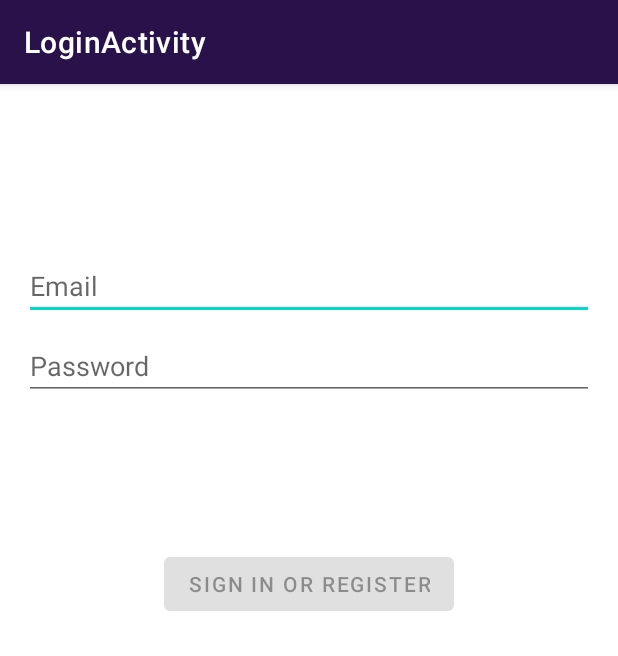
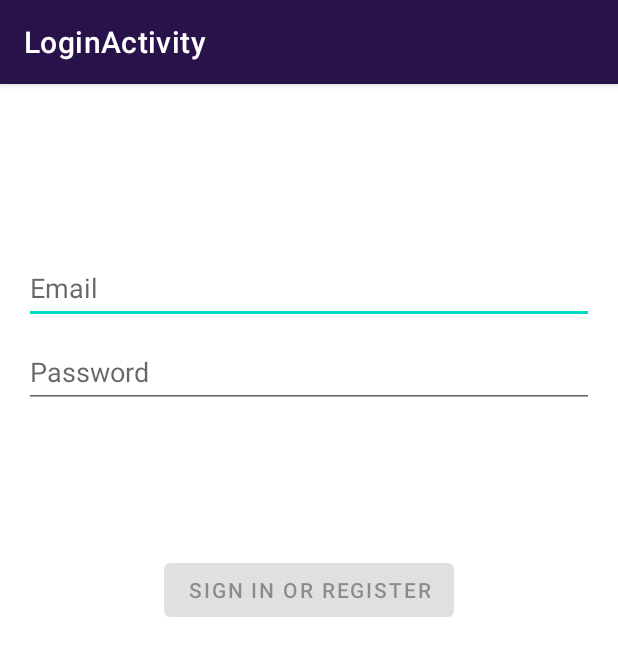
Before and after one commit to skmodi649/TikTakToe, an Android app: the LoginActivity screen opened directly, with no data from a screen before it, on a phone screen of 412 x 824 dp. Shown: the top 656 px of the screen. Run offline under Robolectric (Android 15) with nearby library versions, the phone set to English and light mode, and no system bars.

Commit message:
Login activity update commit

```diff
--- a/app/src/main/res/layout/activity_login.xml
+++ b/app/src/main/res/layout/activity_login.xml
@@ -18,6 +18,7 @@
         android:layout_marginTop="96dp"
         android:hint="@string/prompt_email"
         android:inputType="textEmailAddress"
+        android:minHeight="48dp"
         android:selectAllOnFocus="true"
         app:layout_constraintEnd_toEndOf="parent"
         app:layout_constraintStart_toStartOf="parent"
@@ -32,6 +33,7 @@
         android:imeActionLabel="@string/action_sign_in_short"
         android:imeOptions="actionDone"
         android:inputType="textPassword"
+        android:minHeight="48dp"
         android:selectAllOnFocus="true"
         app:layout_constraintEnd_toEndOf="parent"
         app:layout_constraintStart_toStartOf="parent"
```
